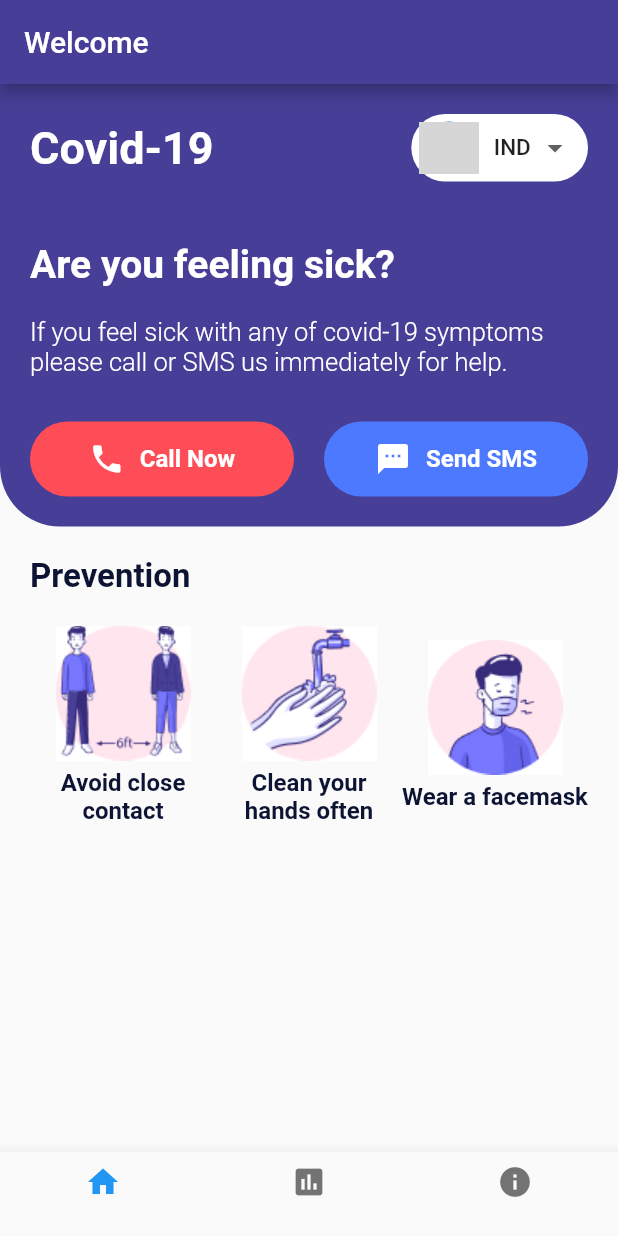
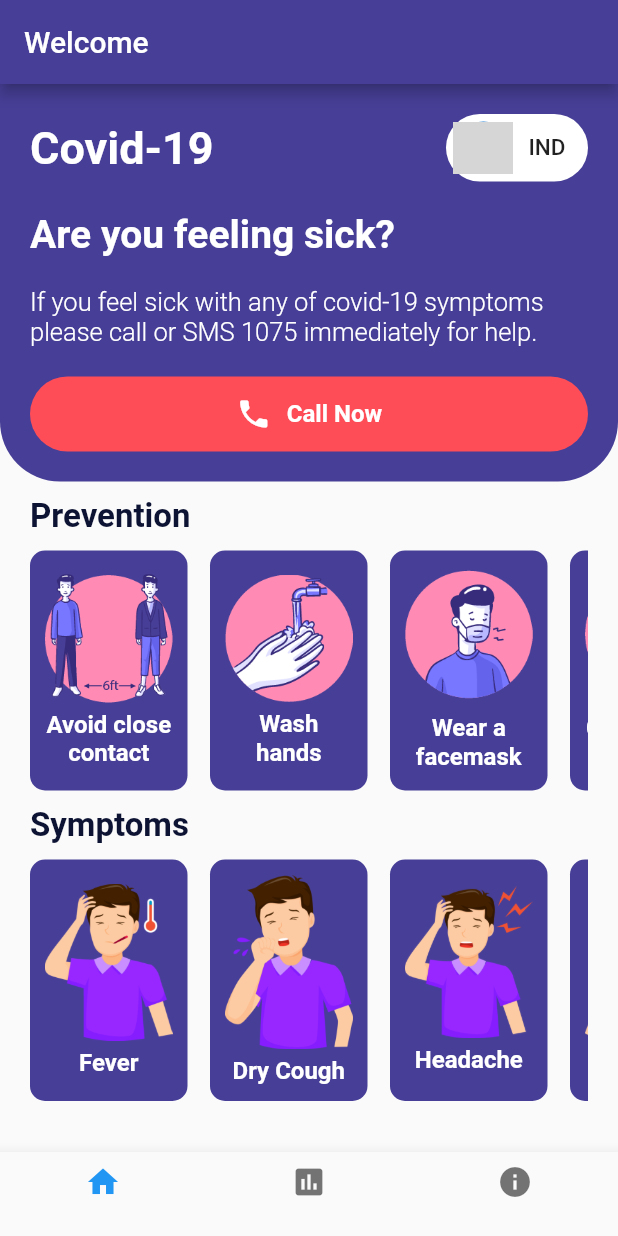
Before and after one commit to Abhishekdm/covid19, a Flutter app: the screen it shows after launch, on a phone screen of 412 x 824 dp. Run offline on Flutter 3.47's test engine with Material 2 defaults, Android fonts, the phone set to English and light mode, and no system bars; our stand-ins replace fl_chart; grey boxes are pictures that could not be loaded.

Commit message:
homescreen improvements

```diff
--- /dev/null
+++ b/lib/components/image_text_column.dart
@@ -0,0 +1,40 @@
+import 'package:flutter/material.dart';
+
+class ImageTextColumn extends StatelessWidget {
+  final String imageUrl;
+  final String imageDescription;
+  const ImageTextColumn({this.imageUrl, this.imageDescription});
+
+  @override
+  Widget build(BuildContext context) {
+    return Container(
+      margin: EdgeInsets.only(right: 15, top: 10, bottom: 10),
+      padding: EdgeInsets.all(10),
+      decoration: BoxDecoration(
+        borderRadius: BorderRadius.circular(10),
+        color: Color(0xFF473F97),
+      ),
+      width: 105,
+      child: Column(
+        mainAxisAlignment: MainAxisAlignment.center,
+        children: <Widget>[
+          Image(
+            image: AssetImage(imageUrl),
+          ),
+          SizedBox(
+            height: 5,
+          ),
+          Text(
+            imageDescription,
+            textAlign: TextAlign.center,
+            style: TextStyle(
+              color: Colors.white,
+              fontSize: 16.0,
+              fontWeight: FontWeight.bold,
+            ),
+          ),
+        ],
+      ),
+    );
+  }
+}
--- a/lib/screen/home_screen.dart
+++ b/lib/screen/home_screen.dart
@@ -1,5 +1,6 @@
 import 'package:flutter/material.dart';
 import '../components/rounded_button_with_icon.dart';
+import '../components/image_text_column.dart';
 import '../contants.dart';
 
 class HomeScreen extends StatelessWidget {
@@ -53,30 +54,15 @@ class HomeScreen extends StatelessWidget {
                             SizedBox(
                               width: 10.0,
                             ),
-                            DropdownButtonHideUnderline(
-                              child: DropdownButton(
+                            Text(
+                              'IND',
                               style: TextStyle(
                                   fontWeight: FontWeight.w500,
                                   color: Colors.black87,
                                   fontSize: 15.0),
-                                value: "IND",
-                                items: [
-                                  DropdownMenuItem(
-                                    child: Text('USA'),
-                                    value: 'USA',
-                                  ),
-                                  DropdownMenuItem(
-                                    child: Text('IND'),
-                                    value: 'IND',
-                                  ),
-                                ],
-                                onChanged: (value) {
-                                  print(value);
-                                },
-                              ),
                             ),
                             SizedBox(
-                              width: 5.0,
+                              width: 10.0,
                             ),
                           ],
                         ),
@@ -84,7 +70,7 @@ class HomeScreen extends StatelessWidget {
                     ],
                   ),
                   SizedBox(
-                    height: 40.0,
+                    height: 20.0,
                   ),
                   Text(
                     'Are you feeling sick?',
@@ -98,7 +84,7 @@ class HomeScreen extends StatelessWidget {
                     height: 20.0,
                   ),
                   Text(
-                    'If you feel sick with any of covid-19 symptoms please call or SMS us immediately for help.',
+                    'If you feel sick with any of covid-19 symptoms please call or SMS 1075 immediately for help.',
                     style: TextStyle(
                       fontSize: 17.0,
                       color: Colors.white,
@@ -106,7 +92,7 @@ class HomeScreen extends StatelessWidget {
                     ),
                   ),
                   SizedBox(
-                    height: 30.0,
+                    height: 20.0,
                   ),
                   Row(
                     children: <Widget>[
@@ -116,24 +102,82 @@ class HomeScreen extends StatelessWidget {
                         buttonColor: Color(0xFFFF4D58),
                         onPressed: () {},
                       ),
-                      SizedBox(
-                        width: 20.0,
-                      ),
-                      RoundedButtonWithIcon(
-                        buttonLabel: 'Send SMS',
-                        icon: Icons.sms,
-                        buttonColor: Color(0xFF4D79FF),
-                        onPressed: () {},
-                      )
                     ],
                   )
                 ],
               ),
             ),
+            _PreventionListView(),
+            _SymptomsListView()
+          ],
+        ),
+      ),
+    );
+  }
+}
+
+class _SymptomsListView extends StatelessWidget {
+  @override
+  Widget build(BuildContext context) {
+    return Container(
+      padding: EdgeInsets.only(
+        left: 20,
+        right: 20,
+      ),
+      child: Column(
+        crossAxisAlignment: CrossAxisAlignment.stretch,
+        children: <Widget>[
+          Text(
+            'Symptoms',
+            style: TextStyle(
+              fontSize: 22.0,
+              color: kFontColor,
+              fontWeight: FontWeight.bold,
+            ),
+          ),
           Container(
-              padding: EdgeInsets.all(20),
+            height: 181,
+            child: ListView(
+              shrinkWrap: true,
+              scrollDirection: Axis.horizontal,
+              physics: BouncingScrollPhysics(),
+              children: <Widget>[
+                ImageTextColumn(
+                  imageUrl: 'images/fever.png',
+                  imageDescription: 'Fever',
+                ),
+                ImageTextColumn(
+                  imageUrl: 'images/dry_cough.png',
+                  imageDescription: 'Dry Cough',
+                ),
+                ImageTextColumn(
+                  imageUrl: 'images/head_ache.png',
+                  imageDescription: 'Headache',
+                ),
+                ImageTextColumn(
+                  imageUrl: 'images/breath_less.png',
+                  imageDescription: 'Breathless',
+                ),
+              ],
+            ),
+          ),
+        ],
+      ),
+    );
+  }
+}
+
+class _PreventionListView extends StatelessWidget {
+  @override
+  Widget build(BuildContext context) {
+    return Container(
+      padding: EdgeInsets.only(
+        top: 10,
+        left: 20,
+        right: 20,
+      ),
       child: Column(
-                crossAxisAlignment: CrossAxisAlignment.start,
+        crossAxisAlignment: CrossAxisAlignment.stretch,
         children: <Widget>[
           Text(
             'Prevention',
@@ -143,60 +187,38 @@ class HomeScreen extends StatelessWidget {
               fontWeight: FontWeight.bold,
             ),
           ),
-                  SizedBox(
-                    height: 20,
-                  ),
-                  Row(
+          Container(
+            height: 180,
+            child: ListView(
+              shrinkWrap: true,
+              scrollDirection: Axis.horizontal,
+              physics: BouncingScrollPhysics(),
               children: <Widget>[
                 ImageTextColumn(
-                        imageUrl: 'images/avoid_close_contact.jpg',
+                  imageUrl: 'images/distance.png',
                   imageDescription: 'Avoid close contact',
                 ),
                 ImageTextColumn(
-                        imageUrl: 'images/wash_hands.jpg',
-                        imageDescription: 'Clean your hands often',
+                  imageUrl: 'images/wash_hands.png',
+                  imageDescription: 'Wash hands',
                 ),
                 ImageTextColumn(
-                        imageUrl: 'images/wear_mask.jpg',
+                  imageUrl: 'images/wear_mask.png',
                   imageDescription: 'Wear a facemask',
                 ),
-                    ],
+                ImageTextColumn(
+                  imageUrl: 'images/cover_sneeze.png',
+                  imageDescription: 'Cover while sneezing',
+                ),
+                ImageTextColumn(
+                  imageUrl: 'images/sanitize.png',
+                  imageDescription: 'Sanitize all the objects frequently',
+                ),
+                ImageTextColumn(
+                  imageUrl: 'images/stay_home.png',
+                  imageDescription: 'Stay home and be safe',
                 ),
               ],
-              ),
-            ),
-            Container(),
-          ],
-        ),
-      ),
-    );
-  }
-}
-
-class ImageTextColumn extends StatelessWidget {
-  final String imageUrl;
-  final String imageDescription;
-  const ImageTextColumn({this.imageUrl, this.imageDescription});
-
-  @override
-  Widget build(BuildContext context) {
-    return Expanded(
-      child: Column(
-        mainAxisAlignment: MainAxisAlignment.center,
-        children: <Widget>[
-          Image(
-            image: AssetImage(imageUrl),
-          ),
-          SizedBox(
-            height: 5,
-          ),
-          Text(
-            imageDescription,
-            textAlign: TextAlign.center,
-            style: TextStyle(
-              color: kFontColor,
-              fontSize: 16.0,
-              fontWeight: FontWeight.bold,
             ),
           ),
         ],
```
Also changed, not shown: images/avoid_close_contact.jpg (deleted), images/breath_less.png (added), images/cover_sneeze.png (added), images/distance.png (added), images/dry_cough.png (added), images/fever.png (added), images/head_ache.png (added), images/sanitize.png (added), images/stay_home.png (added), images/wash_hands.jpg (deleted), images/wash_hands.png (added), images/wear_mask.jpg (deleted), images/wear_mask.png (added), 1 other file. Lines whose indentation alone changed are shown as unchanged.
